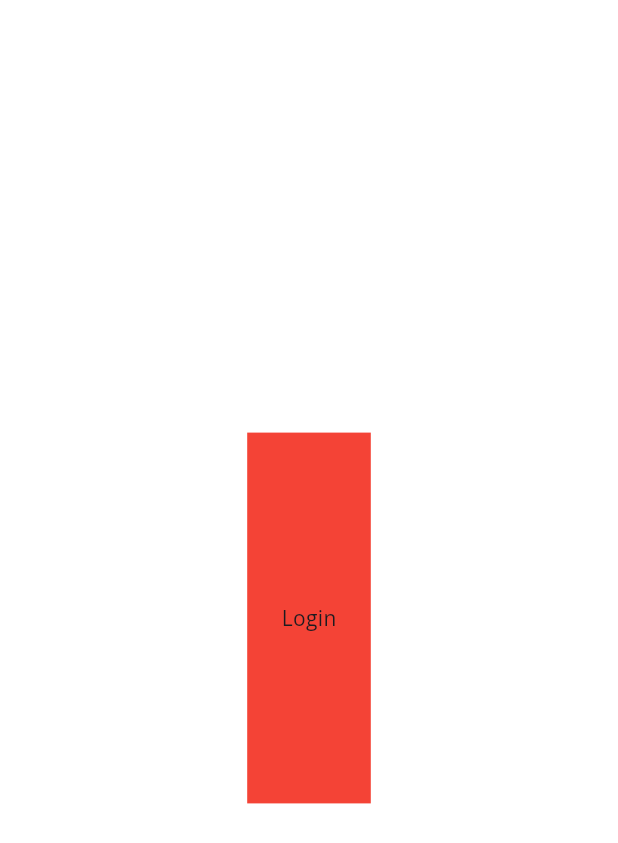
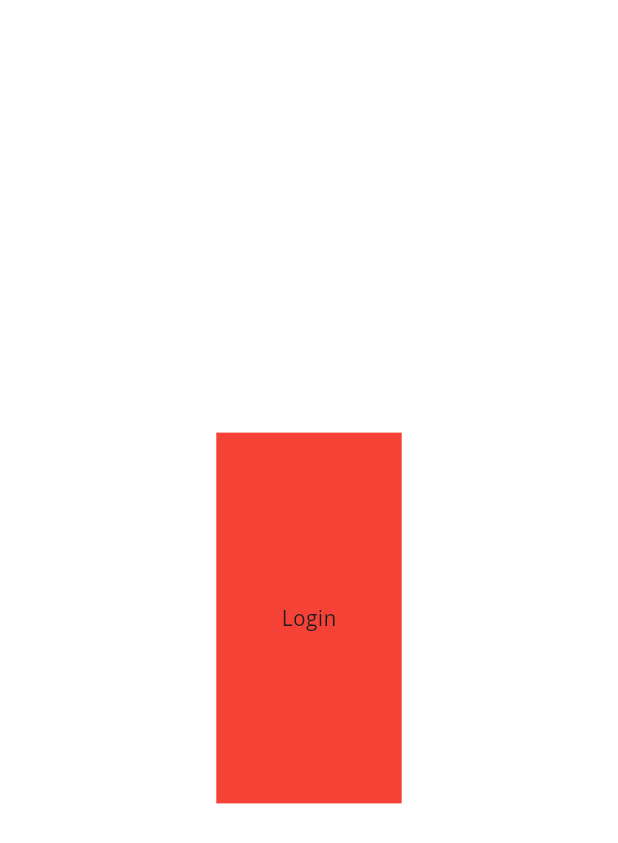
Before and after one commit to Talal-Alenezi/connect-app, a Flutter app: the screen it shows after launch, on a phone screen of 412 x 824 dp. Shown: the top 843 px of the screen. Run offline on Flutter 3.47's test engine with Material 3 defaults, Android fonts, the phone set to English and light mode, and no system bars; our stand-ins replace firebase_core, go_router, google_fonts; accounts and stored records are empty; generated files the repository leaves out were written again.

Commit message:
0.3 width

```diff
--- a/connect_app/lib/app/modules/auth/views/splash_screen.dart
+++ b/connect_app/lib/app/modules/auth/views/splash_screen.dart
@@ -10,7 +10,7 @@ class SplashScreen extends StatelessWidget {
       body: Center(
         child: Container(
             height: context.screenHeight * 0.3,
-            width: context.screenWidth * 0.2,
+            width: context.screenWidth * 0.3,
             color: Colors.red,
             child: Center(child: Text(context.translate.login))),
       ),
```
